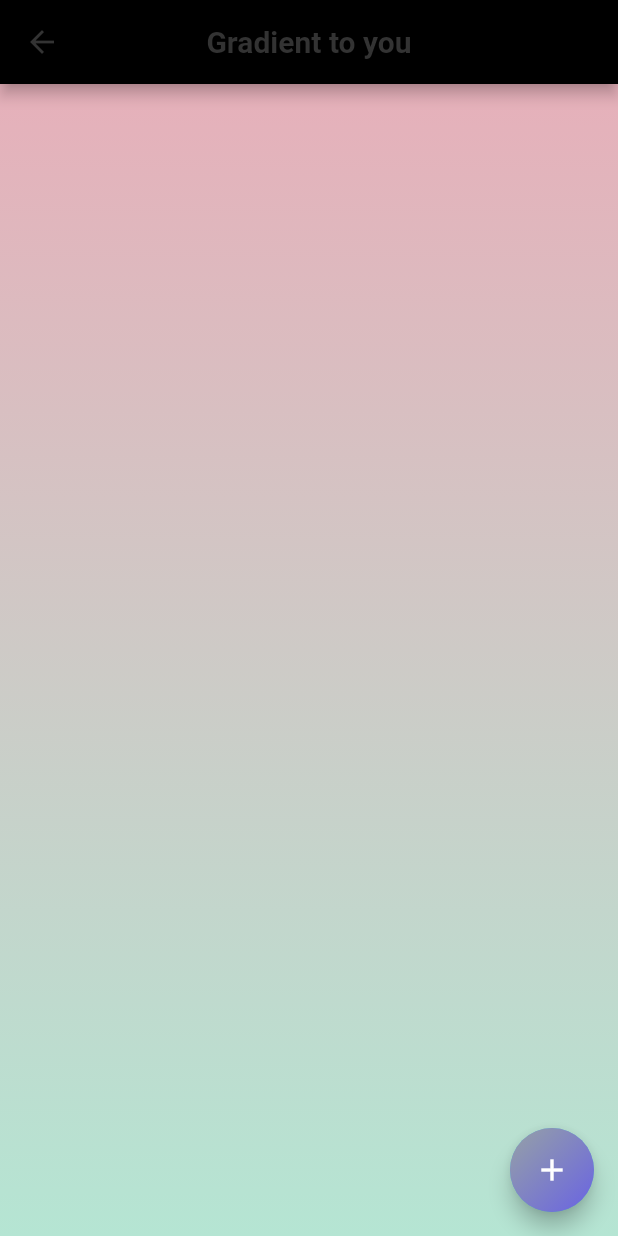
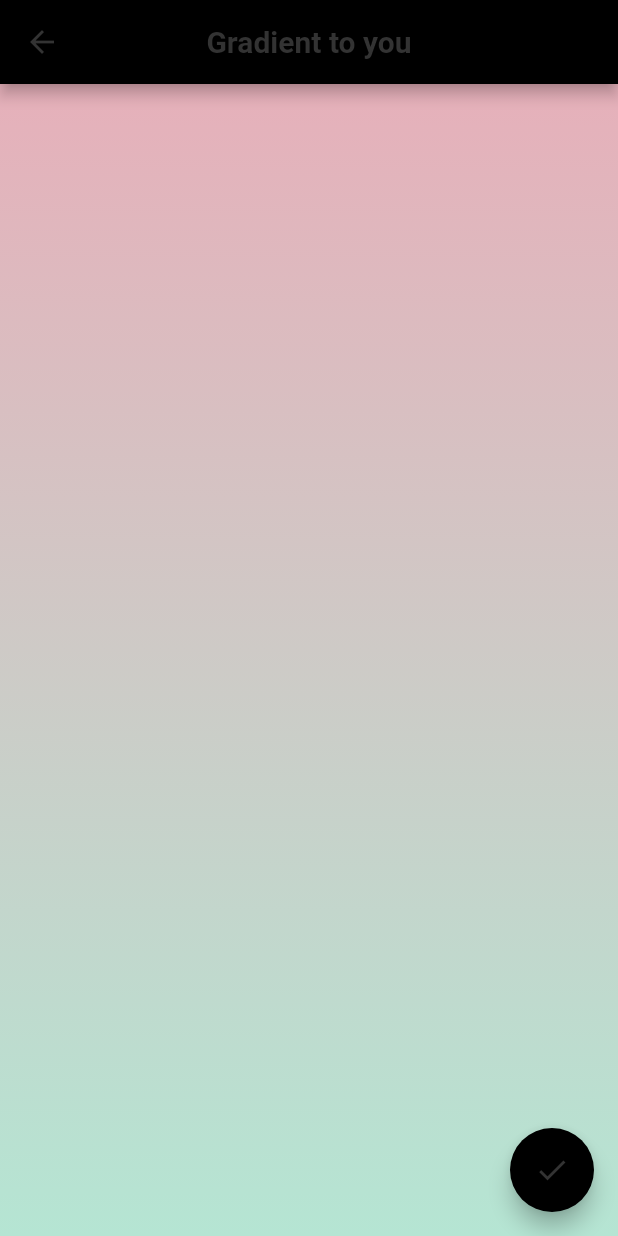
Before and after one commit to azukisiromochi/gradient_to_you, a Flutter app: the GradientBuilder screen opened by its route, on a phone screen of 412 x 824 dp. Run offline on Flutter 3.47's test engine with Material 2 defaults, Android fonts, the phone set to English and light mode, and no system bars; our stand-ins replace google_fonts, gradient_app_bar, image_picker, mobx; generated files the repository leaves out were written again; Roboto replaces fonts that are missing (Charmonman).

Commit message:
Update: ギャラリーではなくカメラ起動担っていたので修正 📷

```diff
--- a/lib/components/bg_image_picker/bg_image_picker.dart
+++ b/lib/components/bg_image_picker/bg_image_picker.dart
@@ -20,7 +20,7 @@ class _BgImagePickerState extends State<BgImagePicker> {
   File _image;
 
   Future getImage() async {
-    var image = await ImagePicker.pickImage(source: ImageSource.camera);
+    var image = await ImagePicker.pickImage(source: ImageSource.gallery);
 
     setState(() {
       _image = image;
@@ -46,7 +46,7 @@ class _BgImagePickerState extends State<BgImagePicker> {
       floatingActionButton: FloatingActionButton(
         onPressed: getImage,
         tooltip: 'Pick Image',
-        child: Icon(Icons.add_a_photo),
+        child: Icon(Icons.collections),
       ),
     );
   }
--- a/lib/components/gradient_builder/gradient_builder.dart
+++ b/lib/components/gradient_builder/gradient_builder.dart
@@ -25,22 +25,8 @@ class GradientBuilder extends StatelessWidget {
       floatingActionButton: FloatingActionButton(
         onPressed: () => Navigator.of(context).pushNamed('/image_picker'),
         tooltip: 'Increment',
-        child: Container(
-          height: double.infinity,
-          width: double.infinity,
-          decoration: BoxDecoration(
-            shape: BoxShape.circle,
-            gradient: LinearGradient(
-              begin: FractionalOffset.topLeft,
-              end: FractionalOffset.bottomRight,
-              colors: [
-                store.gradientColors.first,
-                store.gradientColors.last,
-              ],
-            ),
-          ),
-          child: Icon(Icons.add),
-        ),
+        backgroundColor: store.baseColor,
+        child: Icon(Icons.check, color: _themeColor),
       ),
     );
   }
```
